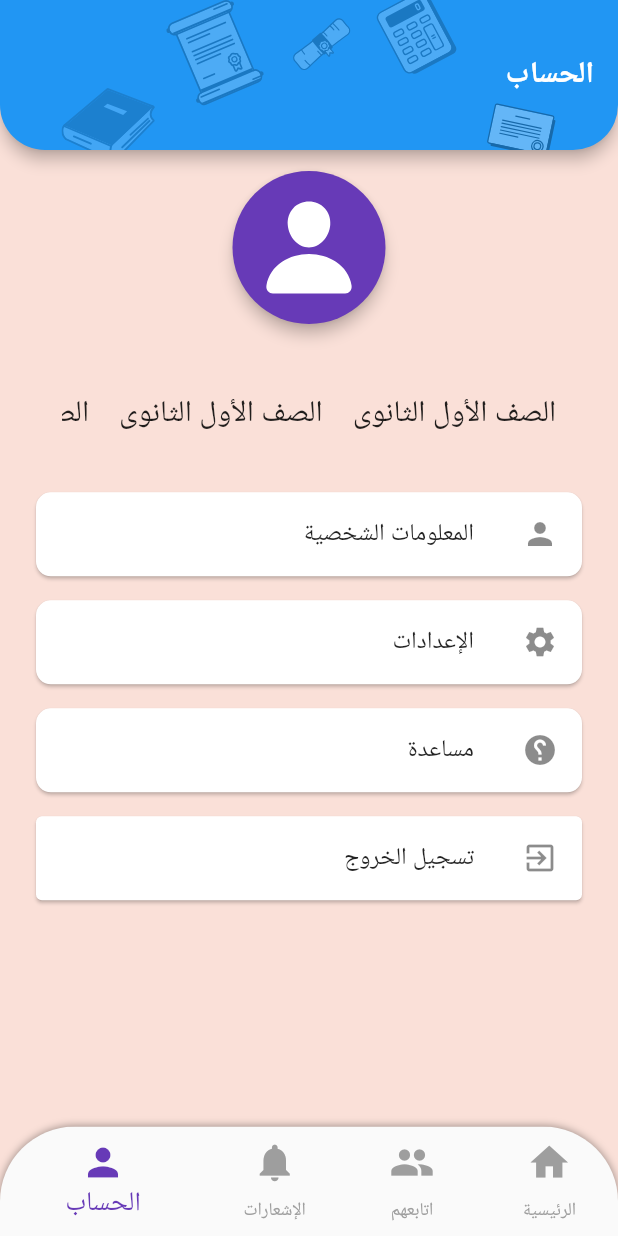
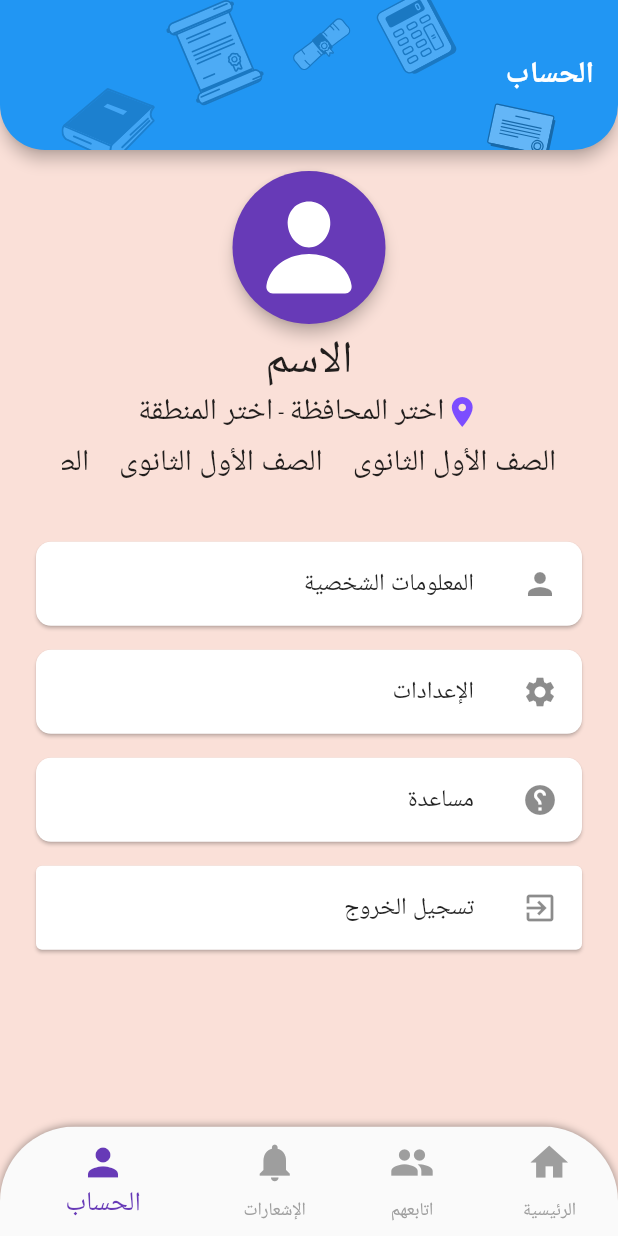
Before and after one commit to hyperov/Drosak, a Flutter app: the screen it shows once a user with an empty profile is signed in, item 4 of the bottom bar chosen, on a phone screen of 412 x 824 dp. Run offline on Flutter 3.47's test engine with Material 2 defaults, Android fonts, the phone set to English and light mode, and no system bars; drawn by our look-alikes of marquee; our stand-ins replace cloud_firestore, connectivity_plus, firebase_auth, firebase_core, firebase_crashlytics, flutter_signin_button and 4 more; missing offline and left inert: firebase_app_check, flutter_facebook_auth, timer_button; accounts and stored records are empty; generated files the repository leaves out were written again; network calls fail; statements that could not run were skipped; project files that could hold a hidden picture were left out.

Commit message:
optimize main profile screen

```diff
--- a/drosak/lib/login/view/login_phone_or_social_screen.dart
+++ b/drosak/lib/login/view/login_phone_or_social_screen.dart
@@ -80,8 +80,8 @@ class PhoneOrSocialLoginScreen extends StatelessWidget {
                           keyboardType: TextInputType.phone,
                           controller: _loginViewModel.phoneController,
                           decoration: InputDecoration(
+                            label: Text(LocalizationKeys.phone_number.tr),
                             hintText: LocalizationKeys.phone_number_hint.tr,
-                            label: Text(LocalizationKeys.phone_number.tr),
                             errorText:
                                 _loginViewModel.errMessagePhoneTextField.value,
                             alignLabelWithHint: true,
--- a/drosak/lib/profile/view/main_profile_screen.dart
+++ b/drosak/lib/profile/view/main_profile_screen.dart
@@ -22,24 +22,21 @@ class ProfileScreen extends StatelessWidget {
     return Scaffold(
       backgroundColor: ColorManager.redOrangeLight,
       body: SingleChildScrollView(
-        child: Center(
         child: Column(
           crossAxisAlignment: CrossAxisAlignment.center,
           children: [
-              Column(children: [
             const SizedBox(
               height: 10,
             ),
-                Center(
-                  child: Hero(
+            Hero(
               tag: 'profile_image_tag',
               child: Card(
                   color: Colors.deepPurple,
                   elevation: 4,
                   clipBehavior: Clip.hardEdge,
                   shape: const CircleBorder(),
-                        child: Obx(() => _profileViewModel
-                                .selectedProfileImageUrl.isBlank!
+                  child: Obx(() =>
+                      _profileViewModel.selectedProfileImageUrl.isBlank!
                           ? SvgPicture.asset(
                               AssetsManager.profilePlaceHolder,
                               width: 70,
@@ -61,9 +58,19 @@ class ProfileScreen extends StatelessWidget {
                               ).marginAll(16);
                             }))),
             ),
-                ),
             Obx(() => Text(_profileViewModel.nameObserver.value,
                 style: const TextStyle(fontSize: 30))),
+            Row(
+              mainAxisAlignment: MainAxisAlignment.center,
+              children: [
+                const Icon(Icons.location_on, color: Colors.deepPurpleAccent),
+                Obx(() => Text(_profileViewModel.selectedGovernmentName.value,
+                    style: const TextStyle(fontSize: 20))),
+                const Text(' - '),
+                Obx(() => Text(_profileViewModel.selectedAreaName.value,
+                    style: const TextStyle(fontSize: 20))),
+              ],
+            ),
             SizedBox(
               width: MediaQuery.of(context).size.width * 0.8,
               height: MediaQuery.of(context).size.height * 0.05,
@@ -77,7 +84,6 @@ class ProfileScreen extends StatelessWidget {
                     blankSpace: 20,
                   )),
             ),
-              ]),
             const SizedBox(height: 24),
             Card(
               color: Colors.white,
@@ -164,7 +170,6 @@ class ProfileScreen extends StatelessWidget {
           ],
         ).marginOnly(bottom: 16),
       ),
-      ),
     );
   }
 }
--- a/drosak/lib/utils/localization/languages.dart
+++ b/drosak/lib/utils/localization/languages.dart
@@ -100,6 +100,14 @@ class Languages extends Translations {
           LocalizationKeys.profile_updated_error: 'Profile Updated Error',
           LocalizationKeys.profile_updated_successfully:
               'Profile Updated Successfully',
+
+          LocalizationKeys.email_error_empty: 'Email is empty',
+          LocalizationKeys.email_error_format: 'Email in wrong format',
+          LocalizationKeys.name_error_empty: 'Name is empty',
+          LocalizationKeys.app_error_update_data: 'Error updating data',
+          LocalizationKeys.choose_government_error:
+              'you must choose government',
+          LocalizationKeys.choose_area_error: 'you must choose area',
         },
         'ar_EG': {
           LocalizationKeys.email: 'البريد الإلكتروني',
@@ -197,6 +205,12 @@ class Languages extends Translations {
               'حدث خطأ أثناء تحديث الملف الشخصي',
           LocalizationKeys.profile_updated_successfully:
               'تم تحديث الملف الشخصي بنجاح',
+          LocalizationKeys.email_error_empty: 'البريد الإلكتروني فاضى',
+          LocalizationKeys.email_error_format: 'البريد الإلكتروني مش صح',
+          LocalizationKeys.name_error_empty: 'الاسم فاضى',
+          LocalizationKeys.app_error_update_data: 'خطأ في تحديث البيانات',
+          LocalizationKeys.choose_government_error: 'يجب اختيار المحافظة',
+          LocalizationKeys.choose_area_error: 'يجب اختيار المنطقة',
         },
       };
 }
--- a/drosak/lib/utils/localization/localization_keys.dart
+++ b/drosak/lib/utils/localization/localization_keys.dart
@@ -158,4 +158,14 @@ class LocalizationKeys {
   static var profile_updated_successfully = 'profile_updated_successfully';
 
   static var email = 'email';
+
+  static var email_error_empty = 'email_error_empty';
+  static var email_error_format = 'email_error_format';
+
+  static var name_error_empty = 'name_error_empty';
+
+  static var app_error_update_data = 'app_error_update_data';
+
+  static var choose_government_error = 'choose_government_error';
+  static var choose_area_error = 'choose_area_error';
 }
--- a/drosak/lib/utils/storage_keys.dart
+++ b/drosak/lib/utils/storage_keys.dart
@@ -13,4 +13,6 @@ class StorageKeys {
   static const String studentEducationalLevel =
       'student_educational_level'; // sec,prep
   static const String isFirstTimeLogin = 'is_first_time_login';
+  static const String followsCount = 'follows_count';
+  static const String favCount = 'fav_count';
 }
```
Also changed, not shown: drosak/lib/profile/view/personal_profile_screen.dart (+71 -72 lines), drosak/lib/profile/viewmodel/profile_view_model.dart (+135 -31 lines). Lines whose indentation alone changed are shown as unchanged.
